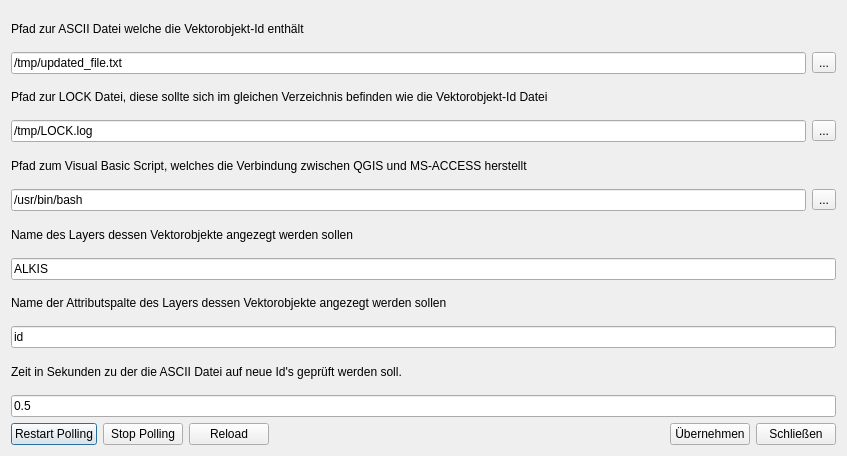
Before: the Qt Designer form access_link_dialog_base.ui in gbd-consult/access-link, drawn with Qt 5.
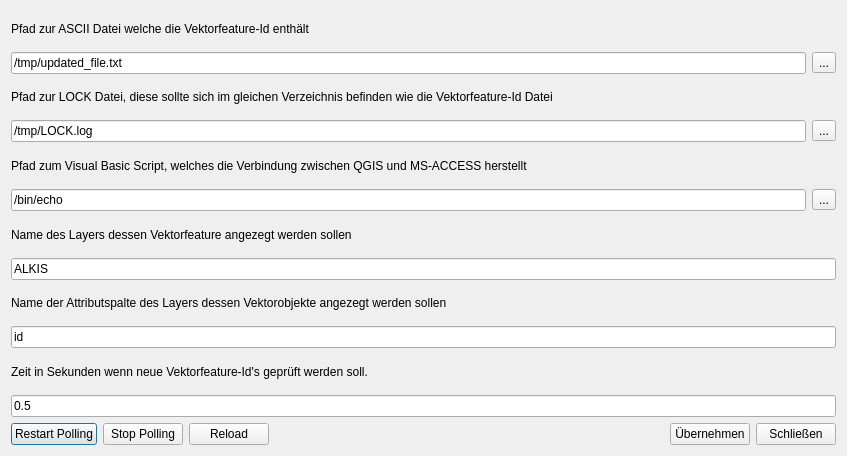
After: the same form once the commit is applied.

What changed in the file:
```diff
--- a/access_link_dialog_base.ui
+++ b/access_link_dialog_base.ui
@@ -19,7 +19,7 @@
      <item>
       <widget class="QLabel" name="label">
        <property name="text">
-        <string>Pfad zur ASCII Datei welche die Vektorobjekt-Id enthält</string>
+        <string>Pfad zur ASCII Datei welche die Vektorfeature-Id enthält</string>
        </property>
       </widget>
      </item>
@@ -48,7 +48,7 @@
      <item>
       <widget class="QLabel" name="label_2">
        <property name="text">
-        <string>Pfad zur LOCK Datei, diese sollte sich im gleichen Verzeichnis befinden wie die Vektorobjekt-Id Datei</string>
+        <string>Pfad zur LOCK Datei, diese sollte sich im gleichen Verzeichnis befinden wie die Vektorfeature-Id Datei</string>
        </property>
       </widget>
      </item>
@@ -86,7 +86,7 @@
        <item>
         <widget class="QLineEdit" name="lineEditBatchFile">
          <property name="text">
-          <string>/usr/bin/bash</string>
+          <string>/bin/echo</string>
          </property>
         </widget>
        </item>
@@ -106,7 +106,7 @@
      <item>
       <widget class="QLabel" name="label_4">
        <property name="text">
-        <string>Name des Layers dessen Vektorobjekte angezegt werden sollen</string>
+        <string>Name des Layers dessen Vektorfeature angezegt werden sollen</string>
        </property>
       </widget>
      </item>
@@ -142,7 +142,7 @@
      <item>
       <widget class="QLabel" name="label_6">
        <property name="text">
-        <string>Zeit in Sekunden zu der die ASCII Datei auf neue Id's geprüft werden soll.</string>
+        <string>Zeit in Sekunden wenn neue Vektorfeature-Id's geprüft werden soll.</string>
        </property>
       </widget>
      </item>
```
Left out of the diff: 15 changed lines with no effect on the pictures.
